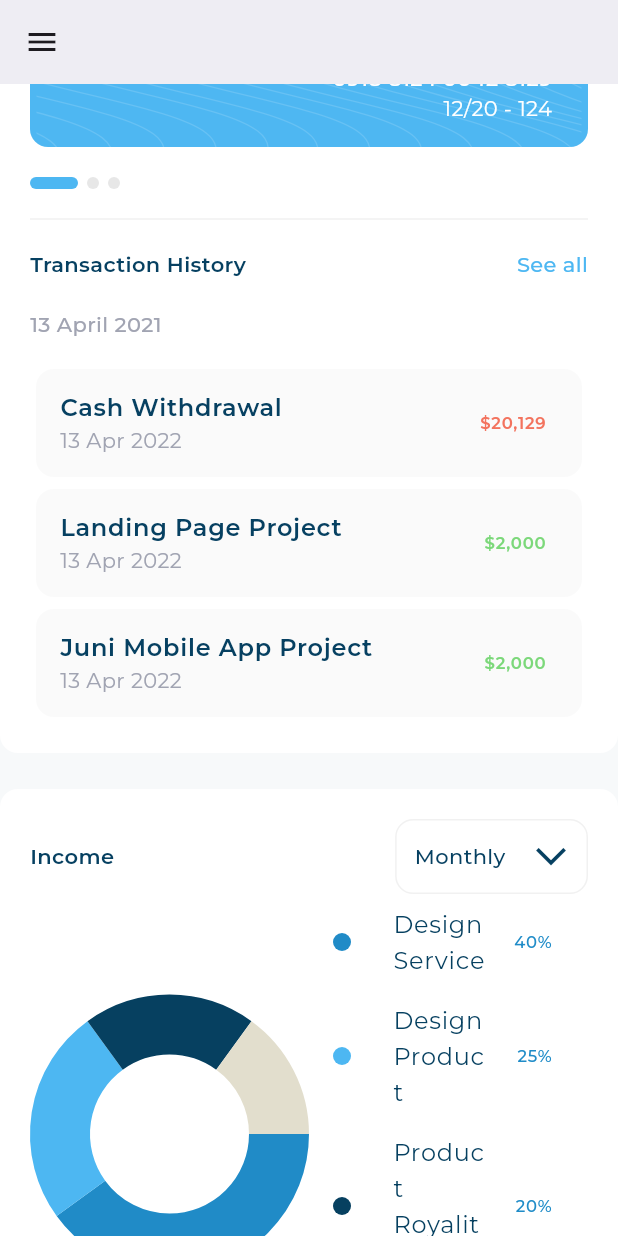
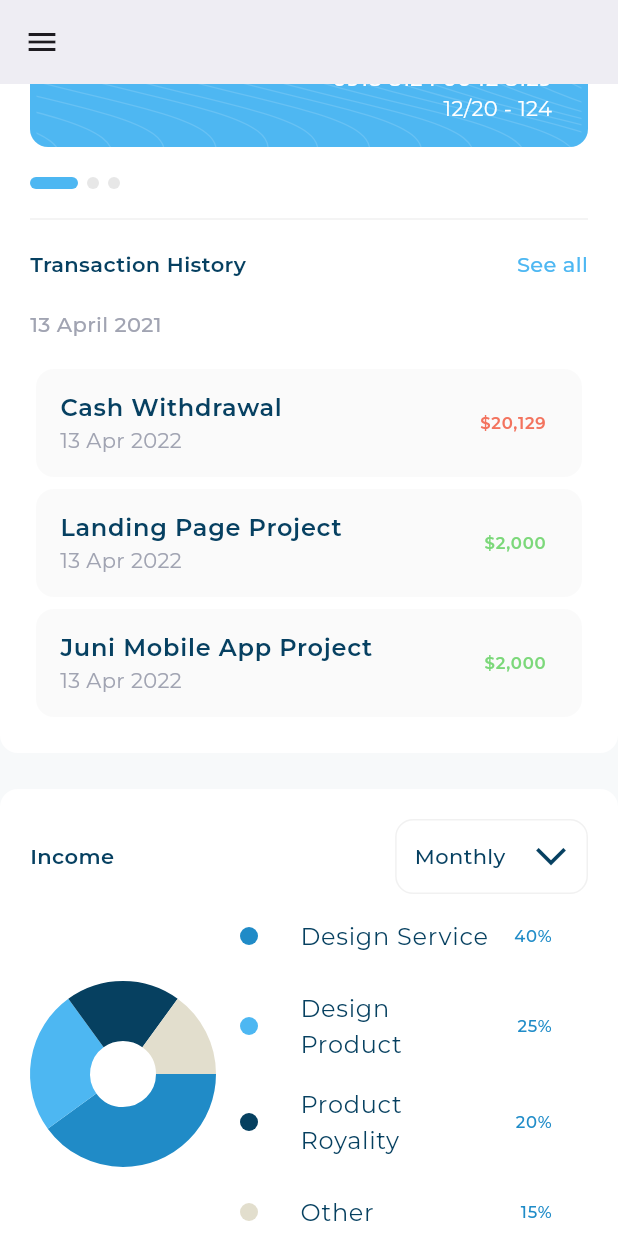
Before and after one commit to MahmoudAbuelazm/responsive_dash_board, a Flutter app: the screen it shows after launch, scrolled down 1152 dp, on a phone screen of 412 x 824 dp. Run offline on Flutter 3.47's test engine with Material 3 defaults, Android fonts, the phone set to English and light mode, and no system bars; drawn by our look-alikes of expandable_page_view, fl_chart; our stand-ins replace flutter_svg, google_fonts.

Commit message:
Refactor IncomeSection and IncomeDetails for improved layout and alignment

```diff
--- a/lib/section/income_section.dart
+++ b/lib/section/income_section.dart
@@ -23,6 +23,7 @@ class IncomeSection extends StatelessWidget {
                 child: IncomeChart(),
               ),
               Expanded(
+                flex: 2,
                 child: IncomeDetails(),
               ),
             ],
--- a/lib/widgets/income_details.dart
+++ b/lib/widgets/income_details.dart
@@ -32,6 +32,7 @@ class IncomeDetails extends StatelessWidget {
   @override
   Widget build(BuildContext context) {
     return Column(
+      crossAxisAlignment: CrossAxisAlignment.start,
       children: items.map((e) => ItemDetails(itemDetails: e)).toList(),
     );
   }
```
Also changed, not shown: lib/widgets/item_details.dart (+32 -1 lines).
